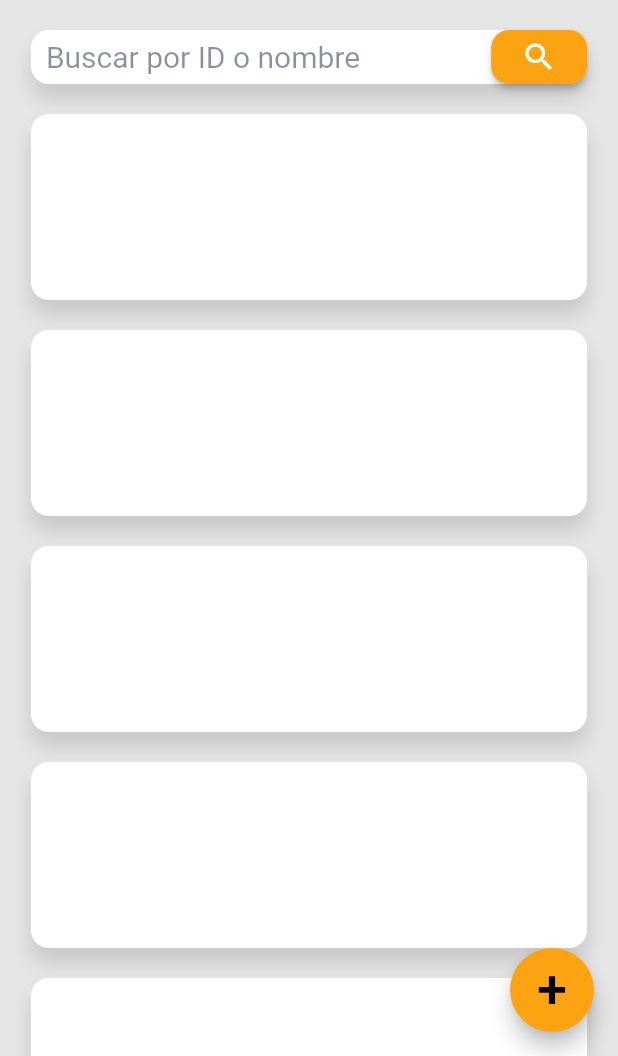
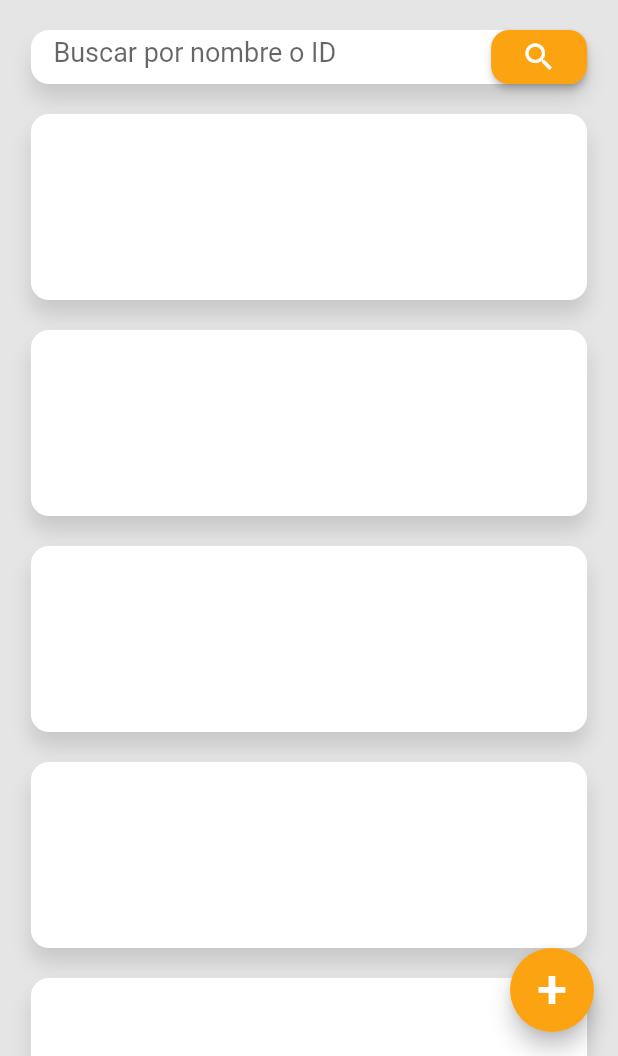
Before and after one commit to ENez7/Products_app, a Flutter app: the screen it shows after launch, on a phone screen of 412 x 824 dp, the part 180-1236 px from its top. Run offline on Flutter 3.47's test engine with Material 2 defaults, Android fonts, the phone set to English and light mode, and no system bars; our stand-ins replace google_fonts.

Commit message:
Added search bar with textfield

```diff
--- a/lib/main.dart
+++ b/lib/main.dart
@@ -1,4 +1,5 @@
 import 'package:flutter/material.dart';
+import 'package:google_fonts/google_fonts.dart';
 
 import 'routes/routes.dart';
 
@@ -16,6 +17,11 @@ class MyApp extends StatelessWidget {
       initialRoute: '/',
       debugShowCheckedModeBanner: false,
       routes: Rutas.paginas,
+      theme: ThemeData(
+        textTheme: GoogleFonts.robotoTextTheme(
+          Theme.of(context).textTheme,
+        ),
+      ),
     );
   }
 }
--- a/lib/pages/home.dart
+++ b/lib/pages/home.dart
@@ -14,7 +14,11 @@ class HomePage extends StatefulWidget {
 class _HomePageState extends State<HomePage> {
   @override
   Widget build(BuildContext context) {
-    return Scaffold(
+    return GestureDetector(
+      onTap: () {
+        FocusScope.of(context).requestFocus(FocusNode());
+      },
+      child: Scaffold(
         body: CustomScrollView(
           slivers: [
             const SliverCustomAppBar(title: 'Productos CRUD'),
@@ -41,10 +45,11 @@ class _HomePageState extends State<HomePage> {
             '+',
             style: TextStyle(
               fontSize: 36,
-            color: Colors.black,
+              color: Colors.white,
             ),
           ),
           backgroundColor: ConstColors.buttons,
+        ),
       ),
     );
   }
--- a/lib/widgets/search_bar.dart
+++ b/lib/widgets/search_bar.dart
@@ -1,6 +1,8 @@
 import 'package:ecommerce_platform/constants/colors.dart';
 import 'package:flutter/material.dart';
 import 'package:google_fonts/google_fonts.dart';
+
+import 'textfields/searchbar_tf.dart';
 
 class SearchBar extends StatelessWidget {
   const SearchBar({Key? key}) : super(key: key);
@@ -8,6 +10,8 @@ class SearchBar extends StatelessWidget {
   @override
   Widget build(BuildContext context) {
     final _mediaQuery = MediaQuery.of(context).size;
+    final _textController = TextEditingController();
+
     return Center(
       child: Container(
         margin: const EdgeInsets.only(
@@ -28,22 +32,24 @@ class SearchBar extends StatelessWidget {
           ],
         ),
         child: Row(
-          mainAxisAlignment: MainAxisAlignment.start,
+          // mainAxisAlignment: MainAxisAlignment.start,
           children: [
-            Padding(
-              padding: const EdgeInsets.only(
-                left: 10.0,
-              ),
-              child: Text(
-                'Buscar por ID o nombre',
-                textAlign: TextAlign.left,
-                style: GoogleFonts.roboto(
-                  textStyle: TextStyle(
-                    fontSize: 20,
-                    fontWeight: FontWeight.w400,
-                    color: ConstColors.fonts,
-                  ),
-                ),
+            // Padding(
+            //   padding: const EdgeInsets.only(
+            //     left: 10.0,
+            //   ),
+            //   child: TextFormField(
+            //     decoration: InputDecoration(
+            //       hintText: 'HOlabola',
+            //       labelText: 'LAS',
+            //     ),
+            //   ),
+            // ),
+            SizedBox(
+              width: _mediaQuery.width * 0.7,
+              child: CustomTF(
+                controller: _textController,
+                hintText: 'Buscar por nombre o ID',
               ),
             ),
             Spacer(),
@@ -51,10 +57,11 @@ class SearchBar extends StatelessWidget {
               onPressed: () {},
               child: Icon(Icons.search),
               style: ElevatedButton.styleFrom(
-                  primary: ConstColors.buttons,
-                  shape: RoundedRectangleBorder(
-                    borderRadius: BorderRadius.circular(12),
-                  )),
+                primary: ConstColors.buttons,
+                shape: RoundedRectangleBorder(
+                  borderRadius: BorderRadius.circular(12),
+                ),
+              ),
             ),
           ],
         ),
--- /dev/null
+++ b/lib/widgets/textfields/searchbar_tf.dart
@@ -0,0 +1,33 @@
+import 'package:flutter/material.dart';
+
+class CustomTF extends StatelessWidget {
+  final TextEditingController controller;
+  final String? hintText;
+  final String? labelText;
+
+  const CustomTF({
+    required this.controller,
+    this.hintText,
+    this.labelText,
+    Key? key,
+  }) : super(key: key);
+
+  @override
+  Widget build(BuildContext context) {
+    return Padding(
+      padding: EdgeInsets.only(left: 15.0, top: 1),
+      child: TextField(
+        controller: controller,
+        // maxLines: 3,
+        decoration: InputDecoration(
+          border: InputBorder.none,
+          hintText: hintText,
+          labelText: labelText,
+        ),
+        style: TextStyle(
+          fontSize: 18,
+        ),
+      ),
+    );
+  }
+}
```
Lines whose indentation alone changed are shown as unchanged.
